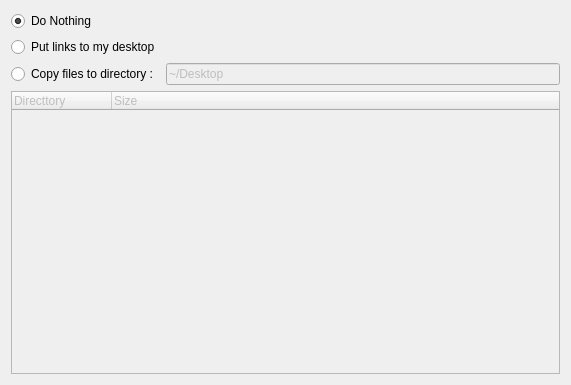
Qt form kde4/migration4/src/migration/gui/ui/userFilesWidget.ui (pars-linux/uludag) before a commit.
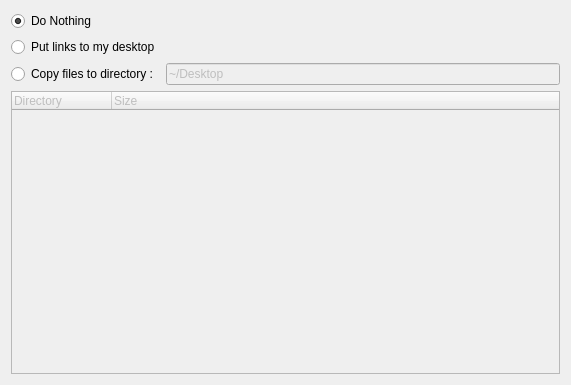
The same form after that commit.

Patch:
```diff
--- a/kde4/migration4/src/migration/gui/ui/userFilesWidget.ui
+++ b/kde4/migration4/src/migration/gui/ui/userFilesWidget.ui
@@ -72,7 +72,7 @@
        </property>
        <column>
         <property name="text">
-         <string>Directtory</string>
+         <string>Directory</string>
         </property>
        </column>
        <column>
```
